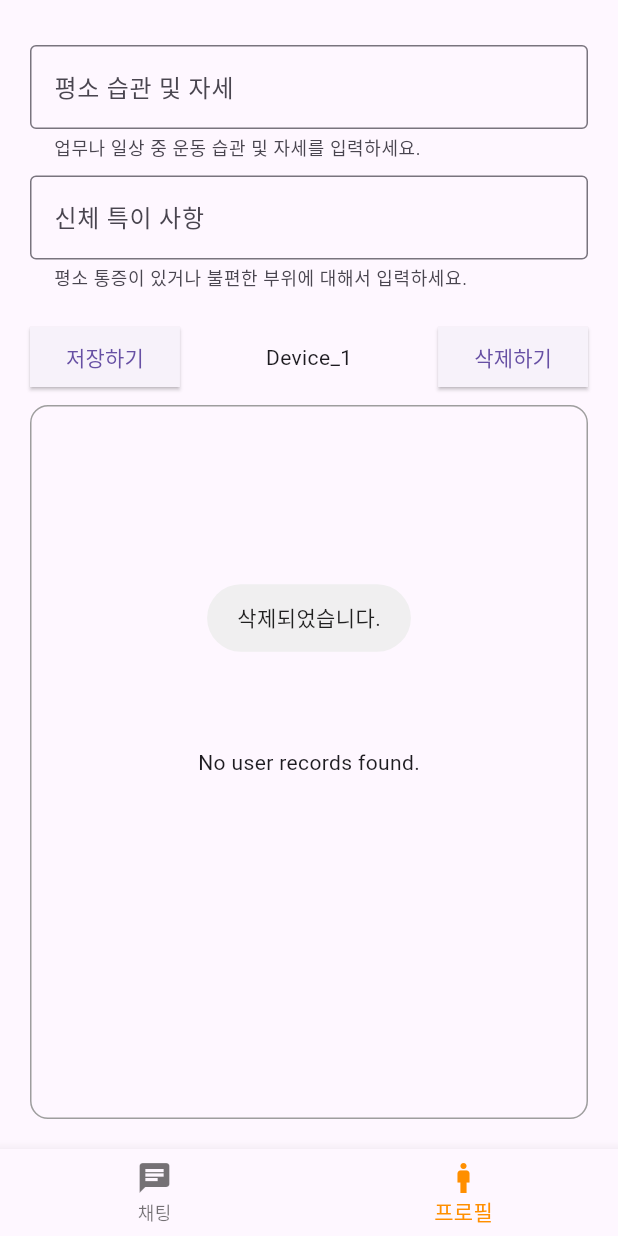
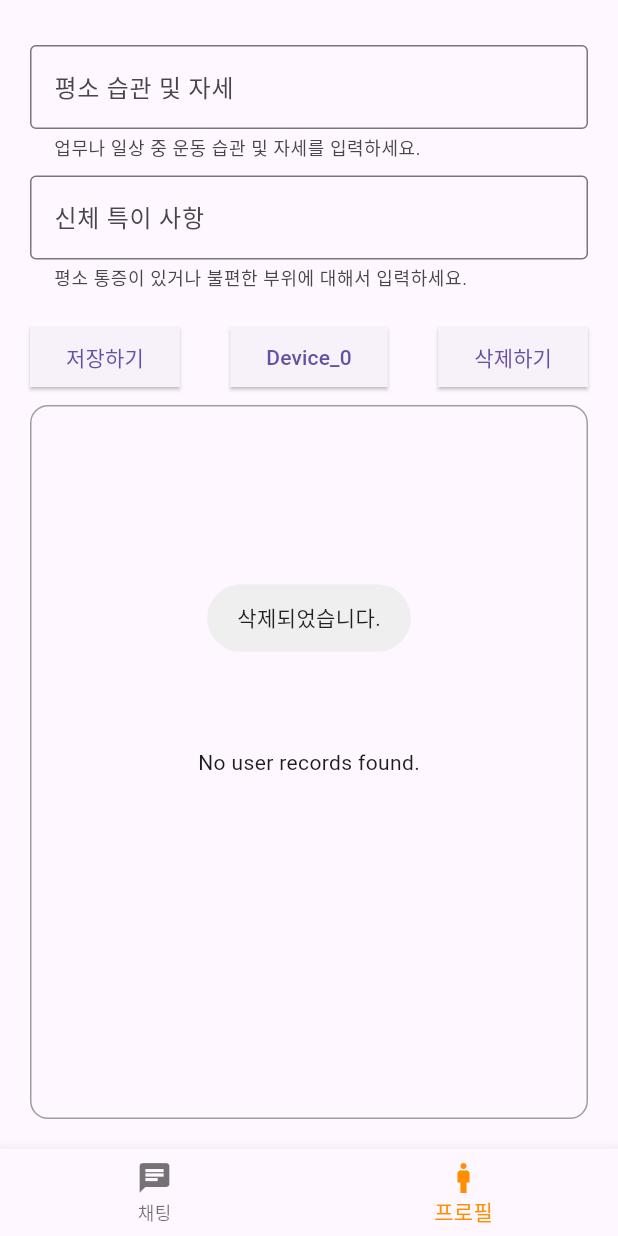
Before and after one commit to jae-yong-2/my_research, a Flutter app: the screen it shows after launch, item 2 of the bottom bar chosen, after a tap on "삭제하기", on a phone screen of 412 x 824 dp. Run offline on Flutter 3.47's test engine with Material 3 defaults, Android fonts, the phone set to English and light mode, and no system bars; our stand-ins replace dash_chat_2, device_info_plus, firebase_core, firebase_database, firebase_messaging, flutter_local_notifications and 6 more; missing offline and left inert: chat_gpt_sdk, dart:ffi, flutter_foreground_task, flutter_health_connect, health; accounts and stored records are empty.

```diff
--- a/lib/data/keystring.dart
+++ b/lib/data/keystring.dart
@@ -1,5 +1,5 @@
 class Category{
-  String ID = "1";
+  String ID = "0";
   String CHAT_ID = "id";
   String BODYPROFILE = "프로필 신체 특이 사항";
   String CURRENTSTEP = "currentstep";
--- a/lib/main.dart
+++ b/lib/main.dart
@@ -35,6 +35,7 @@ final DeviceInfoPlugin deviceInfoPlugin = DeviceInfoPlugin();
 void main() async{
   WidgetsFlutterBinding.ensureInitialized(); // 바인딩 초기화
   await LocalNotification.init();
+  print("1");
   //FCM & Firebase
   if (Platform.isIOS) {
     await Firebase.initializeApp();
@@ -44,9 +45,11 @@ void main() async{
       options: DefaultFirebaseOptions.currentPlatform
     );
   }
-  // for(int i =0; i<10 ; i ++) {
-  await FirebaseMessaging.instance.unsubscribeFromTopic(Category().ID);
-  // }
+  print("2");
+
+  for(int i =0; i<10 ; i ++) {
+    await FirebaseMessaging.instance.unsubscribeFromTopic("$i");
+  }
   await FirebaseMessaging.instance.subscribeToTopic(Category().ID);
   // subscribe to topic on each app start-up
   FirebaseMessaging.instance.requestPermission(
@@ -68,8 +71,11 @@ void main() async{
   });
   //background에서 FCM설정
   FirebaseMessaging.onBackgroundMessage(_firebaseMessagingBackgroundHandler);
+  print("3");
+
   await _requestPermission();
 
+  print("4");
 
 
   var time = DateTime.now().millisecondsSinceEpoch;
@@ -80,7 +86,7 @@ void main() async{
       }
   );
 
-
+  print("5");
   final stepCounterService = PedometerAPI();
   stepCounterService.refreshSteps();
   var totalstep = await DataStore().getSharedPreferencesInt(Category().TOTALSTEP_KEY);
@@ -115,7 +121,8 @@ void main() async{
     //FCM이 들어왔을때, 파이어베이스에 값(FCM을 잘 받았는지, 현재까지 걸은것, 어플을 켰을때 초기 걸음수) 저장함.
     //FCM을 받았는지 확인하는 코드
     // await DataStore().saveData(Category().ID, Category().ISFCM, {Category().ISFCM: "true"});
-
+  await Permission.activityRecognition.request();
+  await Permission.location.request();
   runApp(MyApp());
 }
 
--- a/lib/package/const_key.dart
+++ b/lib/package/const_key.dart
@@ -1 +1 @@
-const API_KEY = '1234';
+const API_KEY = 'sk-';
--- a/lib/page/profile.dart
+++ b/lib/page/profile.dart
@@ -4,6 +4,7 @@ import 'package:fluttertoast/fluttertoast.dart';
 import 'package:my_research/data/keystring.dart';
 import 'package:my_research/data/data_store.dart';
 import 'package:firebase_database/firebase_database.dart';
+import 'package:my_research/module/healthKit.dart';
 
 class Profile extends StatefulWidget {
   const Profile({Key? key}) : super(key: key);
@@ -18,12 +19,17 @@ class _ProfileState extends State<Profile> {
   final DataStore _dataControllerInstance = DataStore();
   final DeviceInfoPlugin deviceInfoPlugin = DeviceInfoPlugin();
 
-
   @override
   void dispose() {
     _habitController.dispose();
     _bodyIssueController.dispose();
     super.dispose();
+  }
+
+  Future<void> _updateSteps() async {
+    HealthKit healthHelper = HealthKit();
+    int steps = await healthHelper.getSteps();
+    print(steps);
   }
 
   void _saveData() {
@@ -114,7 +120,16 @@ class _ProfileState extends State<Profile> {
                   child: Text('저장하기'),
 
                 ),
-                Text("Device_${Category().ID}"),
+                ElevatedButton(
+                  onPressed: _updateSteps,
+                  style: ElevatedButton.styleFrom(
+                      shape: RoundedRectangleBorder(
+                          borderRadius: BorderRadius.zero
+                      )// primary: Colors.red, // 삭제 버튼 색상
+                  ),
+                  child: Text("Device_${Category().ID}"),
+
+                ),
                 ElevatedButton(
                   onPressed: _deleteData,
                   style: ElevatedButton.styleFrom(
```
Also changed, not shown: lib/module/healthConnect.dart (added, +155 -0 lines), lib/module/healthKit.dart (added, +40 -0 lines).
